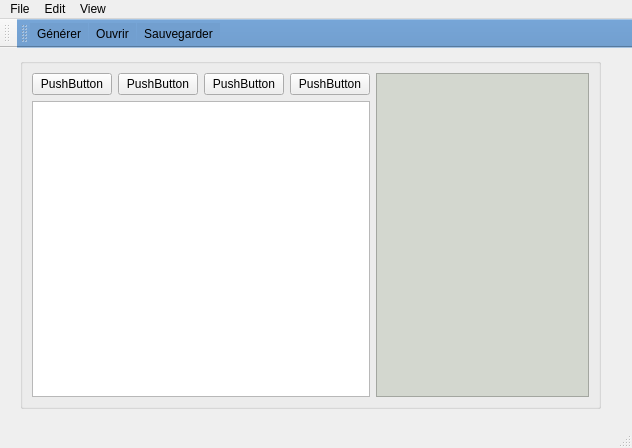
Qt form QT-src/mainwindow.ui (Golgoo/IHM-MoonProject) before a commit.
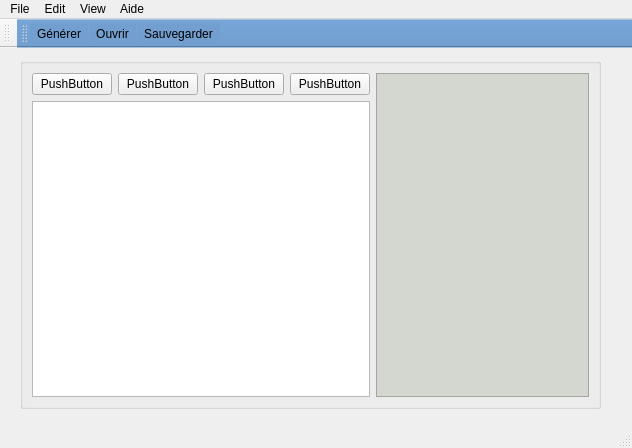
The same form after that commit. Icons and pictures are not drawn. Custom widgets are drawn as their Qt base class.

Commit message: Barre menu + raccourcis de Alex

```diff
--- a/QT-src/mainwindow.ui
+++ b/QT-src/mainwindow.ui
@@ -134,10 +134,18 @@
     <addaction name="actionGlobale"/>
     <addaction name="actionTabulaire"/>
     <addaction name="actionGraphique"/>
+    <addaction name="actionPlein_cran"/>
+   </widget>
+   <widget class="QMenu" name="menuAide">
+    <property name="title">
+     <string>Aide</string>
+    </property>
+    <addaction name="actionSommaire"/>
    </widget>
    <addaction name="menuFile"/>
    <addaction name="menuEdit"/>
    <addaction name="menuView"/>
+   <addaction name="menuAide"/>
   </widget>
   <widget class="QStatusBar" name="statusbar"/>
   <widget class="QToolBar" name="toolBar">
```
Left out of the diff: 135 changed lines with no effect on the pictures. The commit also changes 12 other files.
